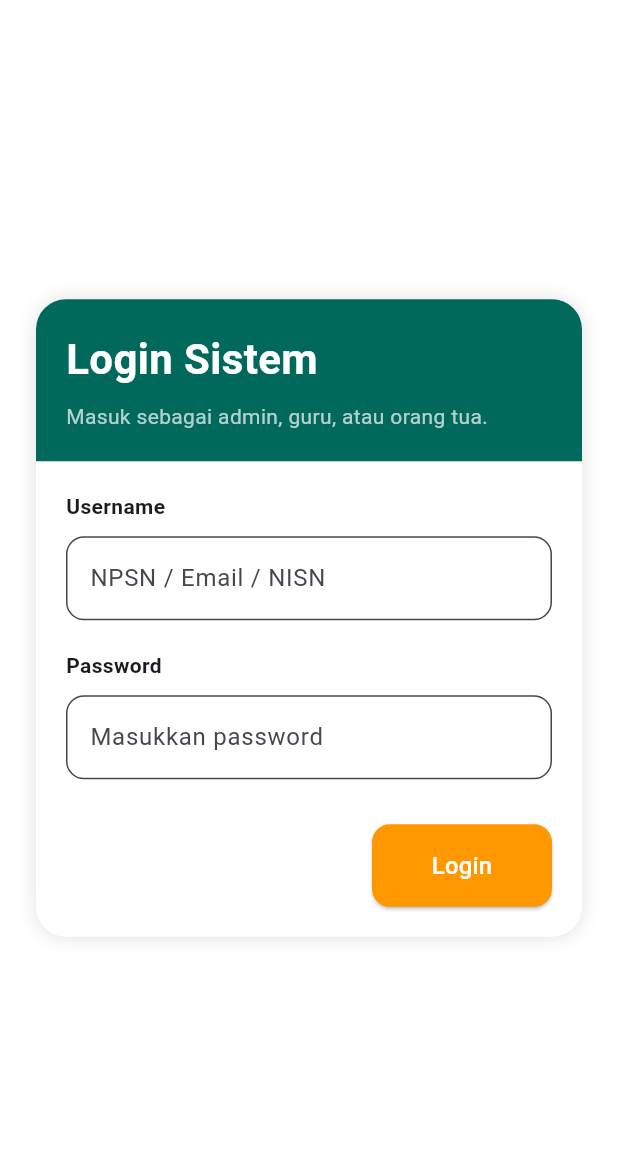
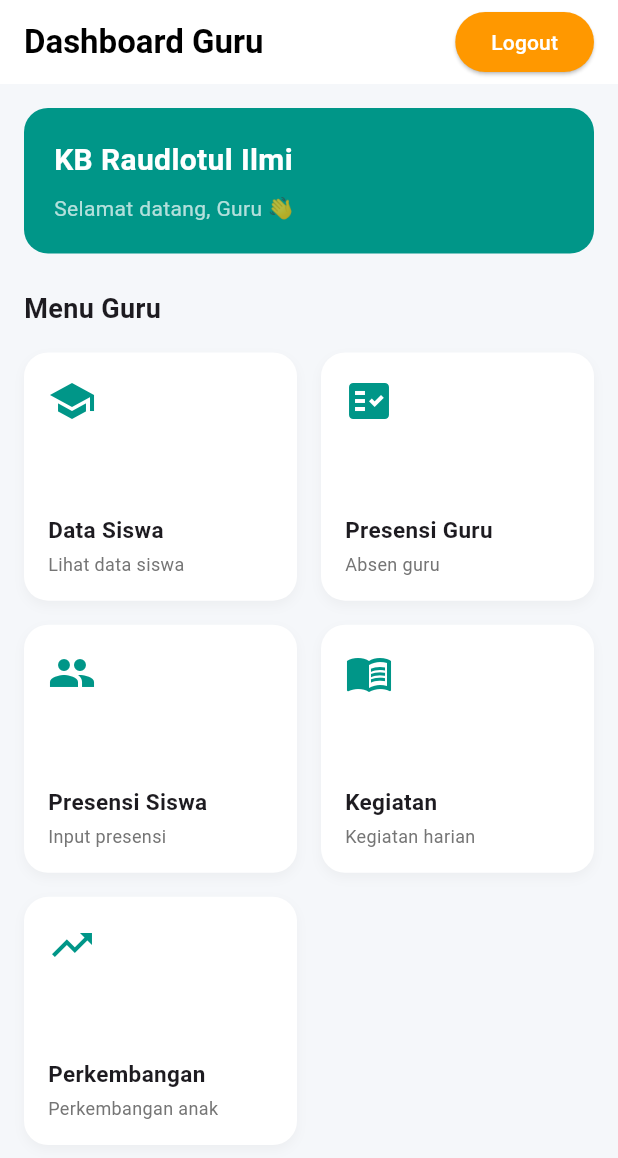
Before and after one commit to ajengmaulida364-ops/Mobile_PBL_Kelompok6, a Flutter app: the screen it shows after launch, on a phone screen of 412 x 824 dp. Shown: the top 1158 px of the screen. Run offline on Flutter 3.47's test engine with Material 3 defaults, Android fonts, the phone set to English and light mode, and no system bars.

Commit message:
create dashboard teacher ui

```diff
--- a/lib/main.dart
+++ b/lib/main.dart
@@ -1,5 +1,6 @@
 import 'package:flutter/material.dart';
 import 'screens/auth/login_screen.dart';
+import 'screens/teacher/dashboard_teacher_screen.dart';
 
 void main() {
   runApp(const MyApp());
@@ -12,7 +13,12 @@ class MyApp extends StatelessWidget {
   Widget build(BuildContext context) {
     return const MaterialApp(
       debugShowCheckedModeBanner: false,
-      home: LoginScreen(),
+
+      // sementara langsung ke dashboard guru
+      home: DashboardTeacherScreen(),
+
+      // kalau mau balik login tinggal ganti:
+      // home: LoginScreen(),
     );
   }
 }
--- a/lib/screens/teacher/dashboard_teacher_screen.dart
+++ b/lib/screens/teacher/dashboard_teacher_screen.dart
@@ -0,0 +1,213 @@
+import 'package:flutter/material.dart';
+import '../auth/login_screen.dart';
+
+class DashboardTeacherScreen extends StatelessWidget {
+  const DashboardTeacherScreen({super.key});
+
+  @override
+  Widget build(BuildContext context) {
+    final List<Map<String, dynamic>> menus = [
+      {
+        "title": "Data Siswa",
+        "subtitle": "Lihat data siswa",
+        "icon": Icons.school,
+      },
+      {
+        "title": "Presensi Guru",
+        "subtitle": "Absen guru",
+        "icon": Icons.fact_check,
+      },
+      {
+        "title": "Presensi Siswa",
+        "subtitle": "Input presensi",
+        "icon": Icons.people,
+      },
+      {
+        "title": "Kegiatan",
+        "subtitle": "Kegiatan harian",
+        "icon": Icons.menu_book,
+      },
+      {
+        "title": "Perkembangan",
+        "subtitle": "Perkembangan anak",
+        "icon": Icons.trending_up,
+      },
+    ];
+
+    return Scaffold(
+      backgroundColor: const Color(0xffF5F7FA),
+
+      appBar: AppBar(
+        backgroundColor: Colors.white,
+        elevation: 0,
+        title: const Text(
+          "Dashboard Guru",
+          style: TextStyle(
+            color: Colors.black,
+            fontWeight: FontWeight.bold,
+          ),
+        ),
+
+        actions: [
+          Padding(
+            padding: const EdgeInsets.only(right: 16),
+
+            child: ElevatedButton(
+              onPressed: () {
+                Navigator.pushReplacement(
+                  context,
+                  MaterialPageRoute(
+                    builder: (context) => const LoginScreen(),
+                  ),
+                );
+              },
+
+              style: ElevatedButton.styleFrom(
+                backgroundColor: Colors.orange,
+
+                shape: RoundedRectangleBorder(
+                  borderRadius: BorderRadius.circular(20),
+                ),
+              ),
+
+              child: const Text(
+                "Logout",
+                style: TextStyle(color: Colors.white),
+              ),
+            ),
+          ),
+        ],
+      ),
+
+      body: SingleChildScrollView(
+        padding: const EdgeInsets.all(16),
+
+        child: Column(
+          crossAxisAlignment: CrossAxisAlignment.start,
+
+          children: [
+            /// CARD HEADER
+            Container(
+              width: double.infinity,
+              padding: const EdgeInsets.all(20),
+
+              decoration: BoxDecoration(
+                color: Colors.teal,
+                borderRadius: BorderRadius.circular(16),
+              ),
+
+              child: Column(
+                crossAxisAlignment: CrossAxisAlignment.start,
+
+                children: const [
+                  Text(
+                    "KB Raudlotul Ilmi",
+
+                    style: TextStyle(
+                      color: Colors.white,
+                      fontSize: 20,
+                      fontWeight: FontWeight.bold,
+                    ),
+                  ),
+
+                  SizedBox(height: 8),
+
+                  Text(
+                    "Selamat datang, Guru 👋",
+
+                    style: TextStyle(
+                      color: Colors.white70,
+                    ),
+                  ),
+                ],
+              ),
+            ),
+
+            const SizedBox(height: 24),
+
+            const Text(
+              "Menu Guru",
+
+              style: TextStyle(
+                fontSize: 18,
+                fontWeight: FontWeight.bold,
+              ),
+            ),
+
+            const SizedBox(height: 16),
+
+            /// GRID MENU
+            GridView.builder(
+              shrinkWrap: true,
+              physics: const NeverScrollableScrollPhysics(),
+              itemCount: menus.length,
+
+              gridDelegate:
+                  const SliverGridDelegateWithFixedCrossAxisCount(
+                crossAxisCount: 2,
+                crossAxisSpacing: 16,
+                mainAxisSpacing: 16,
+                childAspectRatio: 1.1,
+              ),
+
+              itemBuilder: (context, index) {
+                final menu = menus[index];
+
+                return Container(
+                  padding: const EdgeInsets.all(16),
+
+                  decoration: BoxDecoration(
+                    color: Colors.white,
+                    borderRadius: BorderRadius.circular(16),
+
+                    boxShadow: [
+                      BoxShadow(
+                        color: Colors.grey.withValues(alpha: 0.1),
+                        blurRadius: 6,
+                        offset: const Offset(0, 3),
+                      ),
+                    ],
+                  ),
+
+                  child: Column(
+                    crossAxisAlignment: CrossAxisAlignment.start,
+
+                    children: [
+                      Icon(
+                        menu['icon'],
+                        size: 32,
+                        color: Colors.teal,
+                      ),
+
+                      const Spacer(),
+
+                      Text(
+                        menu['title'],
+
+                        style: const TextStyle(
+                          fontWeight: FontWeight.bold,
+                          fontSize: 15,
+                        ),
+                      ),
+
+                      const SizedBox(height: 4),
+
+                      Text(
+                        menu['subtitle'],
+
+                        style: TextStyle(
+                          color: Colors.grey[600],
+                          fontSize: 12,
+                        ),
+                      ),
+                    ],
+                  ),
+                );
+              },
+            ),
+          ],
+        ),
+      ),
+    );
+  }
+}
```
Also changed, not shown: pubspec.lock.
